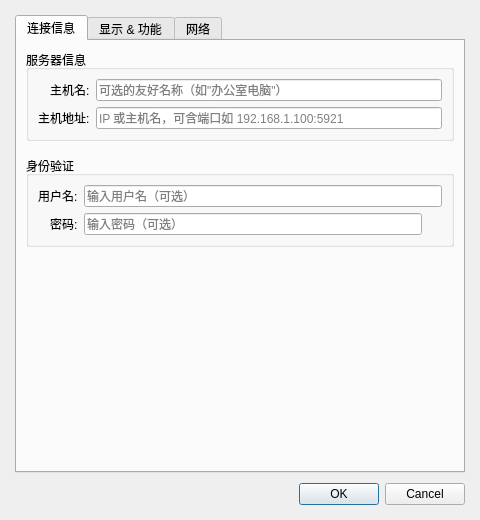
JiaYongChen/CrossRemoteDesktop, file src/ui/connectiondialog.ui: the form before one commit.
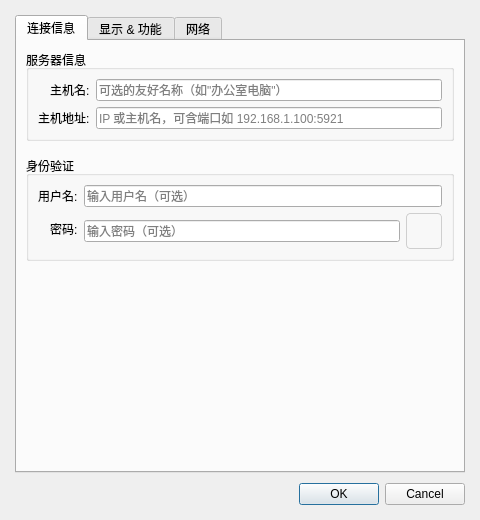
The form after the commit. Icons and pictures are not drawn.

Commit message: style: 密码按钮 24x24 padding 5px，切换密码可见时蓝色高亮

```diff
--- a/src/ui/connectiondialog.ui
+++ b/src/ui/connectiondialog.ui
@@ -41,7 +41,7 @@
           <item row="1" column="1">
            <layout class="QHBoxLayout" name="passwordLayout">
             <item><widget class="QLineEdit" name="passwordLineEdit"><property name="echoMode"><enum>QLineEdit::Password</enum></property><property name="placeholderText"><string>输入密码（可选）</string></property></widget></item>
-            <item><widget class="QPushButton" name="togglePasswordBtn"><property name="sizePolicy"><sizepolicy hsizetype="Fixed" vsizetype="Fixed"><horstretch>0</horstretch><verstretch>0</verstretch></sizepolicy></property><property name="fixedWidth"><number>14</number></property><property name="fixedHeight"><number>14</number></property><property name="toolTip"><string>显示/隐藏密码</string></property><property name="styleSheet"><string>QPushButton#togglePasswordBtn { background-color: transparent; border: none; padding: 0; min-width: 14px; max-width: 14px; min-height: 14px; max-height: 14px; }</string></property></widget></item>
+            <item><widget class="QPushButton" name="togglePasswordBtn"><property name="sizePolicy"><sizepolicy hsizetype="Fixed" vsizetype="Fixed"><horstretch>0</horstretch><verstretch>0</verstretch></sizepolicy></property><property name="fixedWidth"><number>24</number></property><property name="fixedHeight"><number>24</number></property><property name="toolTip"><string>显示/隐藏密码</string></property><property name="styleSheet"><string>QPushButton#togglePasswordBtn { background-color: transparent; border: 1px solid #cfcfcf; border-radius: 4px; padding: 5px; min-width: 24px; max-width: 24px; min-height: 24px; max-height: 24px; } QPushButton#togglePasswordBtn:hover { background-color: #f0f0f0; } QPushButton#togglePasswordBtn[revealed=&quot;true&quot;] { background-color: #0078d4; border-color: #0078d4; } QPushButton#togglePasswordBtn[revealed=&quot;true&quot;]:hover { background-color: #106ebe; }</string></property></widget></item>
            </layout>
           </item>
          </layout>
```
The commit also changes 3 other files.
